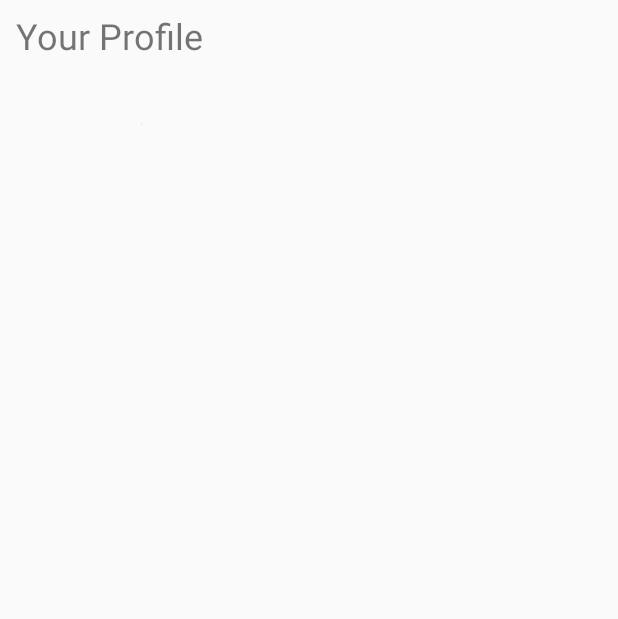
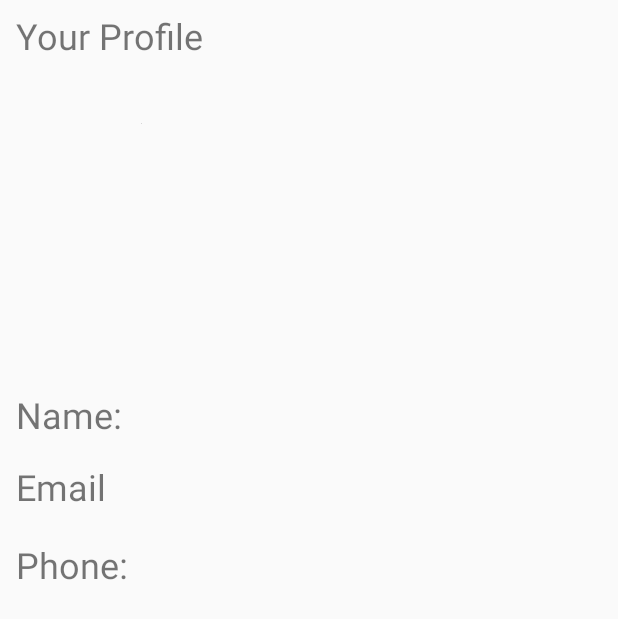
Before and after one commit to alexiscordts/AdoptMe, an Android app: the layout profile.xml on its own in the app's theme, with its tools: preview values and no code run, on a phone screen of 412 x 824 dp. Shown: the top 619 px of the screen. Run offline under Robolectric (Android 15) with nearby library versions, the light colour scheme and no system bars.

Commit message:
updates to profile layout page

```diff
--- a/app/src/main/java/com/example/adoptme/MainActivity.java
+++ b/app/src/main/java/com/example/adoptme/MainActivity.java
@@ -2,7 +2,9 @@ package com.example.adoptme;
 
 import androidx.appcompat.app.AppCompatActivity;
 
+import android.content.Intent;
 import android.os.Bundle;
+import android.view.View;
 import android.widget.Button;
 import android.widget.TextView;
 
@@ -18,5 +20,16 @@ public class MainActivity extends AppCompatActivity {
 
         btnStart = findViewById(R.id.btnStart);
         tvTitle = findViewById(R.id.tvTitle);
+
+        // move to the main swiping screen on button click
+        btnStart.setOnClickListener(new View.OnClickListener() {
+            @Override
+            public void onClick(View v) {
+                Intent startSwiping = new Intent(MainActivity.this, SwipeScreen.class);
+                startActivity(startSwiping);
+            }
+
+        });
+
     }
 }
--- a/app/src/main/java/com/example/adoptme/Profile.java
+++ b/app/src/main/java/com/example/adoptme/Profile.java
@@ -8,7 +8,7 @@ import androidx.appcompat.app.AppCompatActivity;
 
 public class Profile extends AppCompatActivity {
 
-    TextView tvProfile;
+    TextView tvProfile, tvName, tvEmail, tvPhone;
     ImageView imgProfile;
 
     @Override
@@ -17,6 +17,10 @@ public class Profile extends AppCompatActivity {
         setContentView(R.layout.profile);
 
         tvProfile = findViewById(R.id.tvProfile);
+        tvName = findViewById(R.id.tvName);
+        tvEmail = findViewById(R.id.tvEmail);
+        tvPhone = findViewById(R.id.tvPhone);
+
         imgProfile = findViewById(R.id.imgProfile);
     }
 }
--- a/app/src/main/res/layout/profile.xml
+++ b/app/src/main/res/layout/profile.xml
@@ -5,6 +5,22 @@
     xmlns:tools="http://schemas.android.com/tools"
     android:layout_width="match_parent"
     android:layout_height="match_parent">
+
+    <TextView
+        android:id="@+id/tvPhone"
+        android:layout_width="160dp"
+        android:layout_height="35dp"
+        android:layout_marginStart="10dp"
+        android:layout_marginLeft="10dp"
+        android:layout_marginTop="360dp"
+        android:layout_marginEnd="241dp"
+        android:layout_marginRight="241dp"
+        android:text="Phone:"
+        android:textSize="24sp"
+        app:layout_constraintEnd_toEndOf="parent"
+        app:layout_constraintHorizontal_bias="1.0"
+        app:layout_constraintStart_toStartOf="parent"
+        app:layout_constraintTop_toTopOf="parent" />
 
     <TextView
         android:id="@+id/tvProfile"
@@ -18,6 +34,38 @@
         android:text="Your Profile"
         android:textSize="24sp"
         app:layout_constraintEnd_toEndOf="parent"
+        app:layout_constraintStart_toStartOf="parent"
+        app:layout_constraintTop_toTopOf="parent" />
+
+    <TextView
+        android:id="@+id/tvName"
+        android:layout_width="160dp"
+        android:layout_height="35dp"
+        android:layout_marginStart="10dp"
+        android:layout_marginLeft="10dp"
+        android:layout_marginTop="260dp"
+        android:layout_marginEnd="241dp"
+        android:layout_marginRight="241dp"
+        android:text="Name: "
+        android:textSize="24sp"
+        app:layout_constraintEnd_toEndOf="parent"
+        app:layout_constraintHorizontal_bias="1.0"
+        app:layout_constraintStart_toStartOf="parent"
+        app:layout_constraintTop_toTopOf="parent" />
+
+    <TextView
+        android:id="@+id/tvEmail"
+        android:layout_width="160dp"
+        android:layout_height="35dp"
+        android:layout_marginStart="10dp"
+        android:layout_marginLeft="10dp"
+        android:layout_marginTop="308dp"
+        android:layout_marginEnd="241dp"
+        android:layout_marginRight="241dp"
+        android:text="Email"
+        android:textSize="24sp"
+        app:layout_constraintEnd_toEndOf="parent"
+        app:layout_constraintHorizontal_bias="1.0"
         app:layout_constraintStart_toStartOf="parent"
         app:layout_constraintTop_toTopOf="parent" />
 
```
